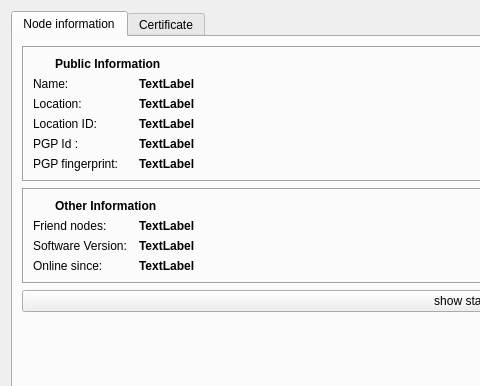
The window that retroshare-gui/src/gui/settings/CryptoPage.ui (RetroShare/RetroShare) describes before a commit, drawn with Qt 5; both pictures show x 0 to 480 and y 0 to 386 of the 989 by 678 pixel window.
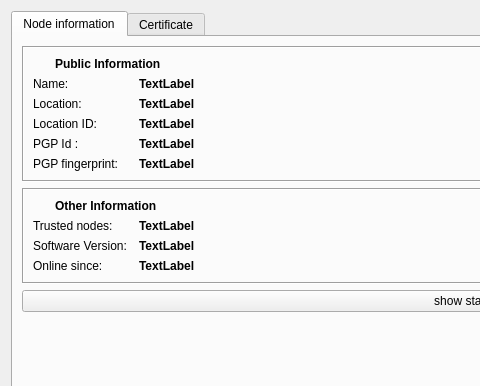
The same window after the commit. The open tabs and pages were chosen to show the change. Icons and pictures are not drawn. Custom widgets are drawn as their Qt base class.

Commit message: substitute friend to trusted node in some ui files

What changed in the file:
```diff
--- a/retroshare-gui/src/gui/settings/CryptoPage.ui
+++ b/retroshare-gui/src/gui/settings/CryptoPage.ui
@@ -259,7 +259,7 @@
              </size>
             </property>
             <property name="text">
-             <string>Friend nodes:</string>
+             <string>Trusted nodes:</string>
             </property>
            </widget>
           </item>
```
Left out of the diff: 2 changed lines with no effect on the pictures. The commit also changes 9 other files.
